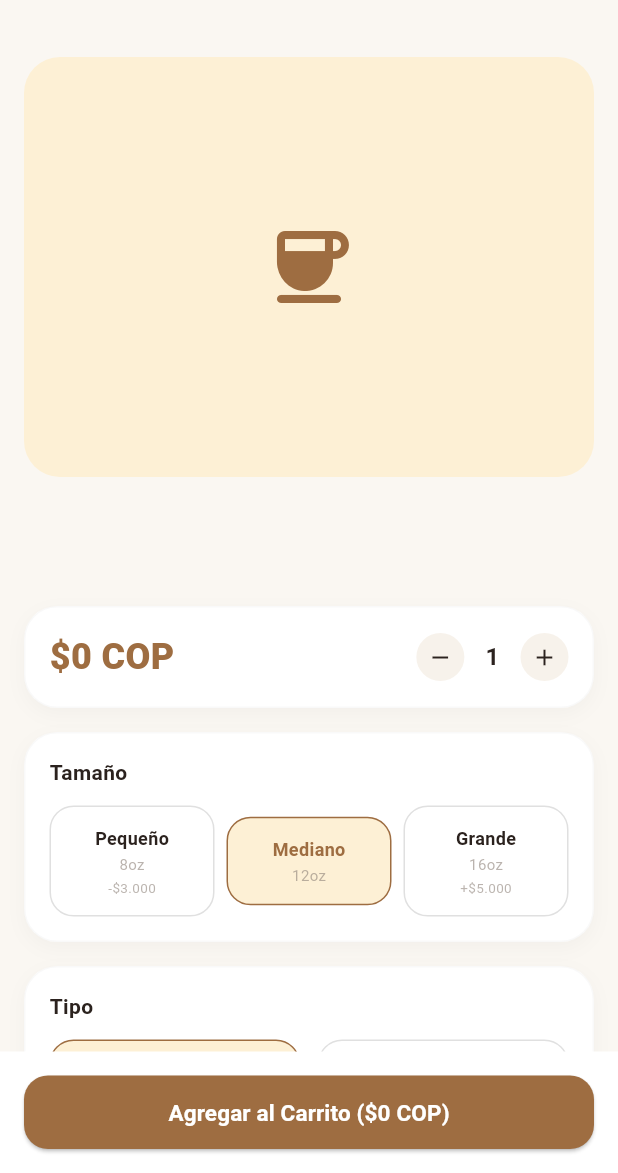
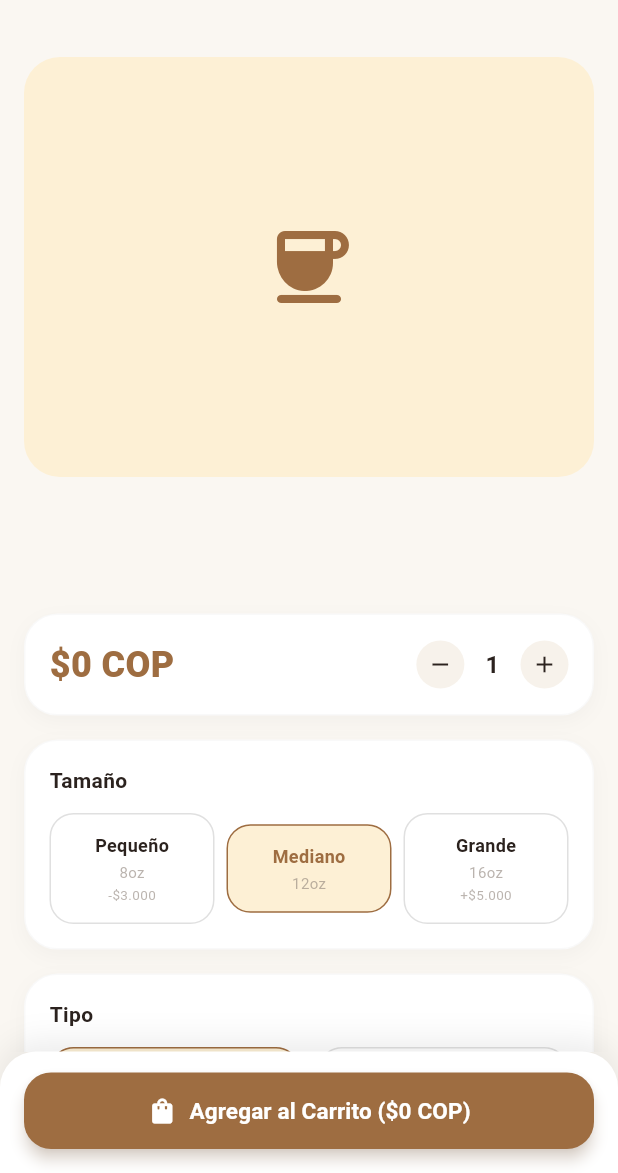
Before and after one commit to SomosCafeApp/SomosCafe-ProyectoColaborativo, a Flutter app: the ProductDetailPage screen opened directly with empty values, on a phone screen of 412 x 824 dp, the part 63-1236 px from its top. Run offline on Flutter 3.47's test engine with Material 3 defaults, Android fonts, the light colour scheme and no system bars; our stand-ins replace firebase_core, firebase_messaging, flutter_local_notifications, flutter_tts, geocoding, google_maps_flutter and 4 more; missing offline and left inert: gal; accounts and stored records are empty; network calls fail.

Commit message:
feat: Se realizaron ajustes y mejoras en la estructura visual, alineación y distribución de los elementos de la aplicación

```diff
--- a/frontend/lib/pages/product_detail_page.dart
+++ b/frontend/lib/pages/product_detail_page.dart
@@ -144,14 +144,22 @@ class _ProductDetailPageState extends State<ProductDetailPage> {
                       ),
                     ),
                     const SizedBox(height: 16),
-                    Text(
-                      _product.name,
-                      style: TextStyle(fontSize: 22, fontWeight: FontWeight.bold, color: textColor),
-                    ),
-                    const SizedBox(height: 4),
-                    Text(
-                      _product.description,
-                      style: TextStyle(fontSize: 13, color: subtitleColor),
+                    FadeSlideIn(
+                      delay: const Duration(milliseconds: 80),
+                      child: Column(
+                        crossAxisAlignment: CrossAxisAlignment.start,
+                        children: [
+                          Text(
+                            _product.name,
+                            style: TextStyle(fontSize: 24, fontWeight: FontWeight.w800, letterSpacing: -0.3, color: textColor),
+                          ),
+                          const SizedBox(height: 6),
+                          Text(
+                            _product.description,
+                            style: TextStyle(fontSize: 13.5, height: 1.4, color: subtitleColor),
+                          ),
+                        ],
+                      ),
                     ),
                     ProductIngredients(ingredients: _product.ingredients),
                     const SizedBox(height: 16),
--- a/frontend/lib/widgets/product_detail/product_bottom_bar.dart
+++ b/frontend/lib/widgets/product_detail/product_bottom_bar.dart
@@ -1,9 +1,11 @@
 import 'package:flutter/material.dart';
 
+import '../../animations/animations.dart';
 import '../../core/constants/app_colors.dart';
 
 /// Barra inferior con el botón "Agregar al Carrito". Si el producto
-/// fue ocultado del menú, el botón se deshabilita.
+/// fue ocultado del menú, el botón se deshabilita. El total cambia con
+/// una transición suave cuando el cliente ajusta su pedido.
 class ProductBottomBar extends StatelessWidget {
   final double total;
   final bool isAvailable;
@@ -20,22 +22,52 @@ class ProductBottomBar extends StatelessWidget {
   Widget build(BuildContext context) {
     final theme = Theme.of(context);
     final isDark = theme.brightness == Brightness.dark;
+    final label = isAvailable ? 'Agregar al Carrito (\$${total.toStringAsFixed(0)} COP)' : 'No disponible';
 
     return Container(
-      padding: const EdgeInsets.all(16),
+      padding: const EdgeInsets.fromLTRB(16, 14, 16, 16),
       decoration: BoxDecoration(
         color: theme.cardTheme.color ?? (isDark ? AppColors.darkSurface : AppColors.lightSurface),
+        borderRadius: const BorderRadius.vertical(top: Radius.circular(24)),
+        boxShadow: [
+          BoxShadow(
+            color: Colors.black.withValues(alpha: isDark ? 0.35 : 0.08),
+            blurRadius: 18,
+            offset: const Offset(0, -6),
           ),
-      child: ElevatedButton(
+        ],
+      ),
+      child: SafeArea(
+        top: false,
+        child: PressScale(
+          scale: 0.985,
+          child: ElevatedButton.icon(
             style: ElevatedButton.styleFrom(
               backgroundColor: AppColors.primary,
-          padding: const EdgeInsets.symmetric(vertical: 14),
-          shape: RoundedRectangleBorder(borderRadius: BorderRadius.circular(16)),
+              disabledBackgroundColor: AppColors.primary.withValues(alpha: 0.35),
+              elevation: 4,
+              shadowColor: AppColors.primary.withValues(alpha: 0.45),
+              padding: const EdgeInsets.symmetric(vertical: 15),
+              shape: RoundedRectangleBorder(borderRadius: BorderRadius.circular(18)),
             ),
             onPressed: isAvailable ? onAdd : null,
+            icon: Icon(isAvailable ? Icons.shopping_bag_rounded : Icons.block_rounded, color: Colors.white, size: 20),
+            label: AnimatedSwitcher(
+              duration: const Duration(milliseconds: 220),
+              transitionBuilder: (child, anim) => FadeTransition(
+                opacity: anim,
+                child: SlideTransition(
+                  position: Tween<Offset>(begin: const Offset(0, 0.25), end: Offset.zero).animate(anim),
+                  child: child,
+                ),
+              ),
               child: Text(
-          isAvailable ? 'Agregar al Carrito (\$${total.toStringAsFixed(0)} COP)' : 'No disponible',
+                label,
+                key: ValueKey(label),
                 style: const TextStyle(fontSize: 15, fontWeight: FontWeight.bold, color: Colors.white),
+              ),
+            ),
+          ),
         ),
       ),
     );
```
Also changed, not shown: frontend/lib/widgets/drink_studio/stage_basic_panels.dart (+47 -25 lines). Lines whose indentation alone changed are shown as unchanged.
